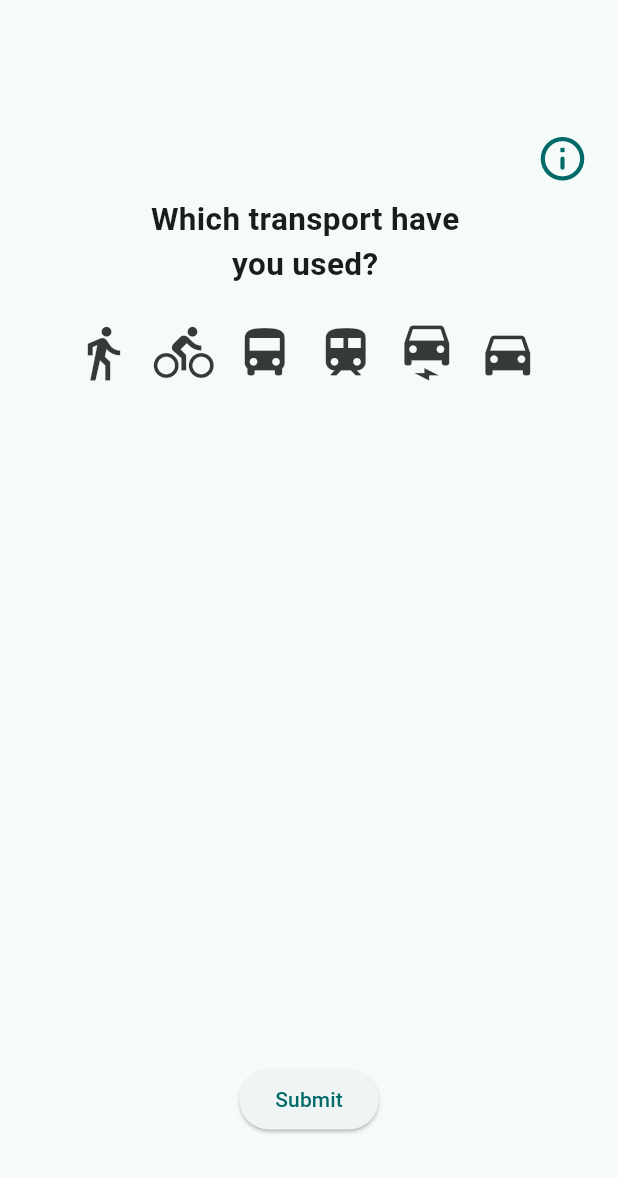
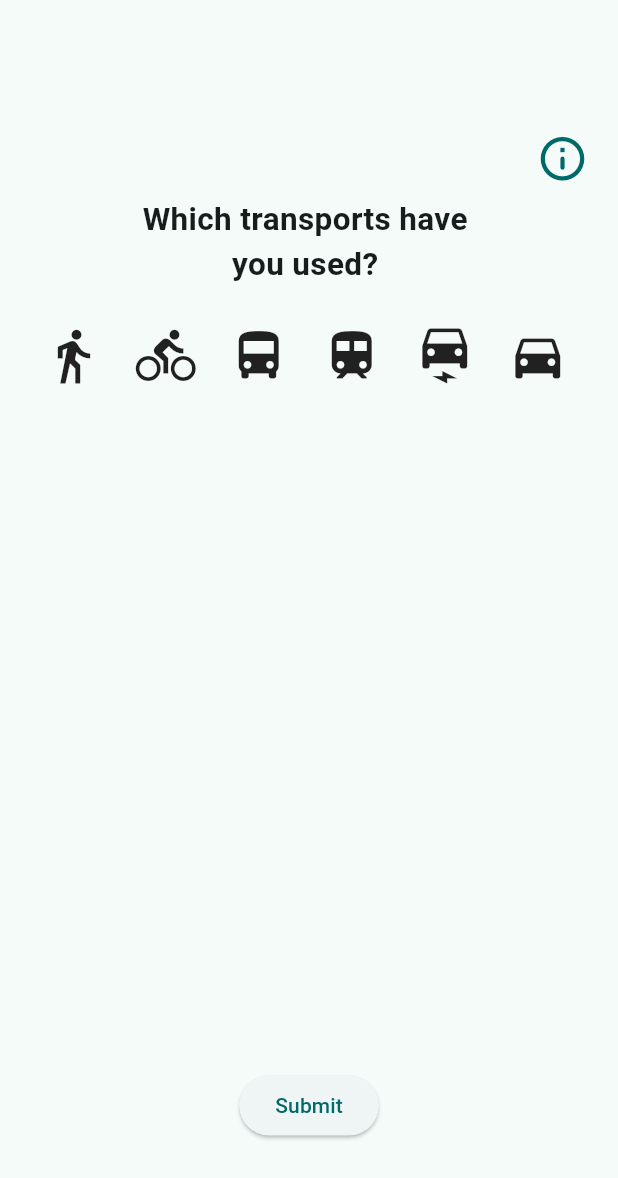
Before and after one commit to pes2324q2-gei-upc/Greeny, a Flutter app: the FormFinalPage screen opened directly, on a phone screen of 412 x 824 dp. Shown: the top 1178 px of the screen. Run offline on Flutter 3.47's test engine with Material 3 defaults, Android fonts, the phone set to English and light mode, and no system bars; our stand-ins replace google_maps_flutter.

Commit message:
Tasca #54 Formulari finalització: Primera versió funcional del formulari de finalització d'una ruta.

```diff
--- a/App/greeny/lib/City/form_final.dart
+++ b/App/greeny/lib/City/form_final.dart
@@ -1,4 +1,5 @@
 import 'package:flutter/material.dart';
+import 'package:flutter/widgets.dart';
 
 class FormFinalPage extends StatefulWidget {
   const FormFinalPage({super.key});
@@ -8,24 +9,23 @@ class FormFinalPage extends StatefulWidget {
 }
 
 class _FormFinalPageState extends State<FormFinalPage> {
-
   final isSelected_ = <bool>[false, false, false, false, false, false];
 
   @override
   Widget build(BuildContext context) {
     return Scaffold(
       body: Center(
-        child: Column (
+        child: Column(
           mainAxisAlignment: MainAxisAlignment.start,
           children: [
             Container(
               padding: const EdgeInsets.fromLTRB(0, 40, 5, 0),
-              child: Column (
+              child: Column(
                 children: [
                   const SizedBox(
                     height: 40,
                   ),
-                  Row (
+                  Row(
                     mainAxisAlignment: MainAxisAlignment.end,
                     children: [
                       TextButton(
@@ -34,46 +34,48 @@ class _FormFinalPageState extends State<FormFinalPage> {
                       ),
                     ],
                   ),
-                  const Text(
-                    "Which transport have \nyou used?",
+                  const Text("Which transports have \nyou used?",
                       textAlign: TextAlign.center,
-                    style: TextStyle(fontSize: 21, fontWeight: FontWeight.bold)
-                  ),
+                      style:
+                          TextStyle(fontSize: 21, fontWeight: FontWeight.bold)),
                   const SizedBox(height: 20.0),
-                  ToggleButtons(
-                    renderBorder: false,
-                    isSelected: isSelected_,
-                    //borderRadius: BorderRadius.circular(60),
-                    onPressed: (int index) {
+                  Row(
+                    mainAxisAlignment: MainAxisAlignment.center,
+                    children: List.generate(isSelected_.length, (index) {
+                      return GestureDetector(
+                        onTap: () {
                           setState(() {
                             isSelected_[index] = !isSelected_[index];
                           });
                         },
-                    children: const <Widget>[
-                      Padding(
-                        padding: EdgeInsets.symmetric(horizontal: 7),
-                        child: Icon(Icons.directions_walk, size: 40),
+                        child: Container(
+                          padding: const EdgeInsets.all(5),
+                          margin: const EdgeInsets.symmetric(horizontal: 5.0),
+                          decoration: BoxDecoration(
+                            color: isSelected_[index]
+                                ? const Color.fromARGB(131, 1, 164, 167)
+                                : null,
+                            borderRadius: BorderRadius.circular(30),
+                            border: Border.all(color: Colors.transparent),
                           ),
-                      Padding(padding: EdgeInsets.symmetric(horizontal: 7),
-                        child: Icon(Icons.directions_bike, size: 40),
+                          child: Icon(
+                            index == 0
+                                ? Icons.directions_walk
+                                : index == 1
+                                    ? Icons.directions_bike
+                                    : index == 2
+                                        ? Icons.directions_bus
+                                        : index == 3
+                                            ? Icons.train
+                                            : index == 4
+                                                ? Icons.electric_car
+                                                : Icons.directions_car,
+                            size: 40,
                           ),
-                      Padding(padding: EdgeInsets.symmetric(horizontal: 7),
-                        child: Icon(Icons.directions_bus, size: 40),
                         ),
-                      Padding(padding: EdgeInsets.symmetric(horizontal: 7),
-                        child: Icon(Icons.train, size: 40),
-                      ),
-                      //Padding(padding: EdgeInsets.symmetric(horizontal: 7),
-                        //child: Icon(Icons.subway, size: 40),
-                      //),
-                      Padding(padding: EdgeInsets.symmetric(horizontal: 7),
-                        child: Icon(Icons.electric_car, size: 40),
-                      ),
-                      Padding(padding: EdgeInsets.symmetric(horizontal: 7),
-                        child: Icon(Icons.directions_car, size: 40),
-                      ),
-                    ],
-                  ),
+                      );
+                    }),
+                  )
                 ],
               ),
             ),
@@ -98,7 +100,10 @@ class _FormFinalPageState extends State<FormFinalPage> {
             physics: const NeverScrollableScrollPhysics(),
             children: <Widget>[
               const SizedBox(height: 20),
-              const Center(child: Text('Information', style: TextStyle(fontSize: 20, fontWeight: FontWeight.bold))),
+              const Center(
+                  child: Text('Information',
+                      style: TextStyle(
+                          fontSize: 20, fontWeight: FontWeight.bold))),
               const SizedBox(height: 20),
               _buildRow(Icons.directions_walk, 'Walking'),
               _buildRow(Icons.directions_bike, 'Cycling'),
@@ -130,7 +135,8 @@ class _FormFinalPageState extends State<FormFinalPage> {
               Text(name),
               const Spacer(),
               Container(
-                padding: const EdgeInsets.symmetric(vertical: 8, horizontal: 20),
+                padding:
+                    const EdgeInsets.symmetric(vertical: 8, horizontal: 20),
                 child: Icon(icon),
               ),
             ],
@@ -147,5 +153,4 @@ class _FormFinalPageState extends State<FormFinalPage> {
   void close() {
     Navigator.of(context).pop();
   }
-
 }
```
Lines whose indentation alone changed are shown as unchanged.
